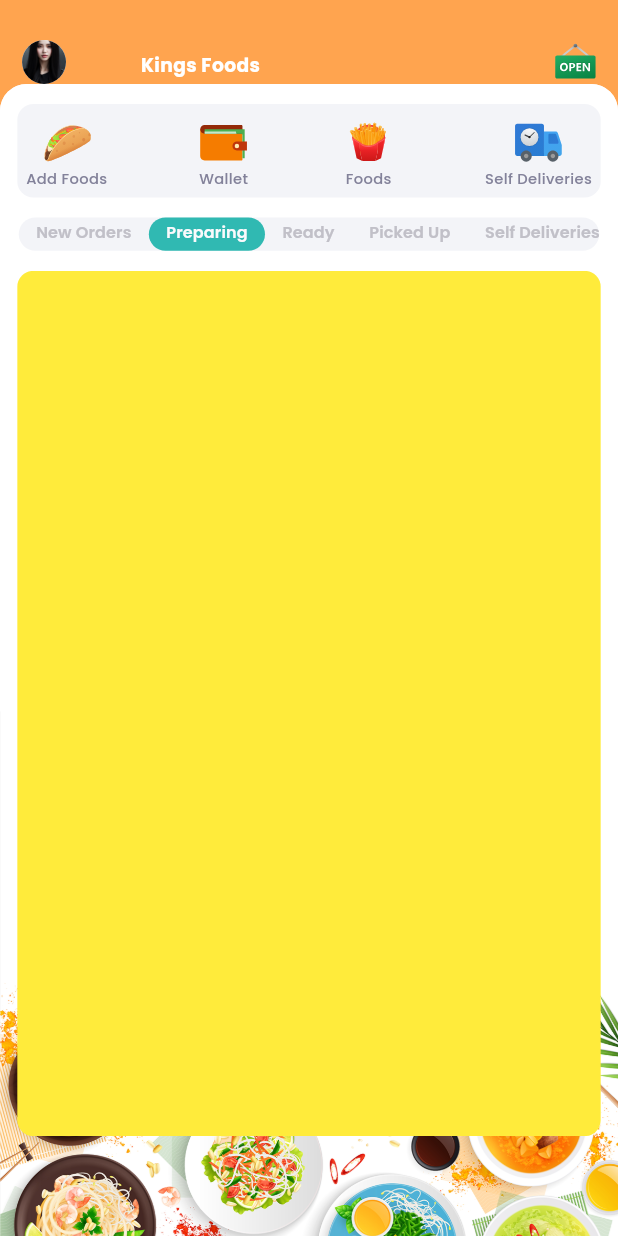
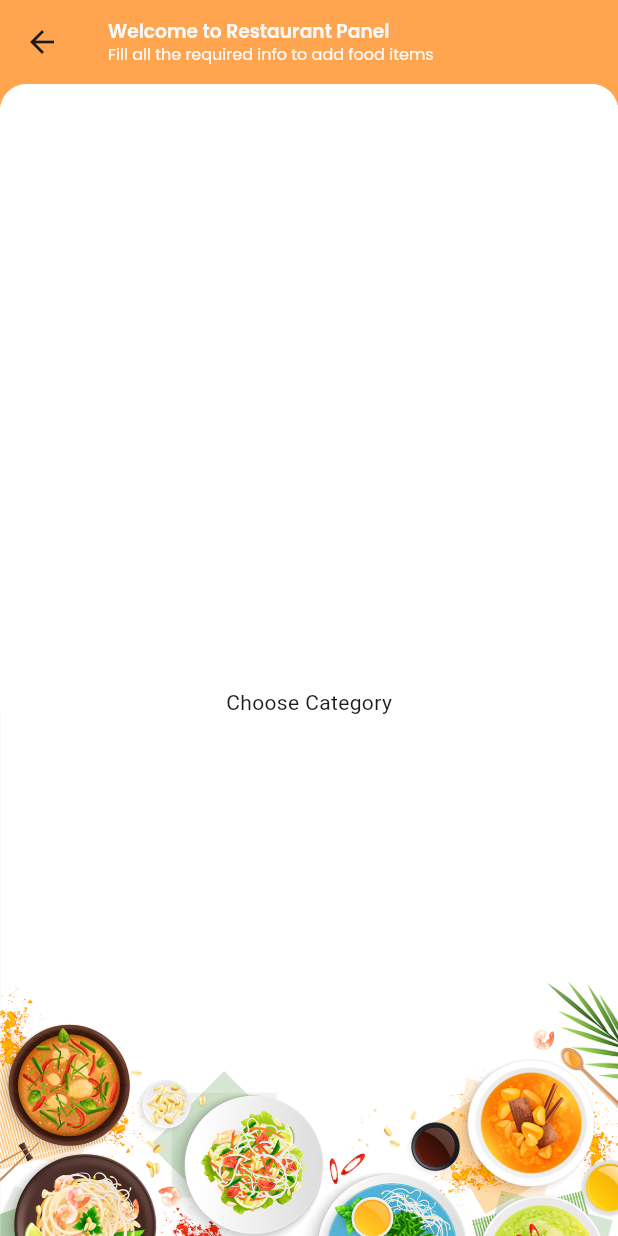
Before and after one commit to ainaelyani/restaurant, a Flutter app: the screen it shows after launch, tab 2 chosen, after a tap on "Add Foods", on a phone screen of 412 x 824 dp. Run offline on Flutter 3.47's test engine with Material 3 defaults, Android fonts, the phone set to English and light mode, and no system bars; our stand-ins replace firebase_core, flutter_hooks, flutter_screenutil, flutter_svg, get, get_storage and 1 more; accounts and stored records are empty; project files that could hold a hidden picture were left out.

Commit message:
until 2:22

```diff
--- /dev/null
+++ b/lib/views/add_foods/add_foods.dart
@@ -0,0 +1,54 @@
+import 'package:flutter/material.dart';
+import 'package:restaurant/common/app_style.dart';
+import 'package:restaurant/common/background_container.dart';
+import 'package:restaurant/common/reusable_text.dart';
+import 'package:restaurant/constants/constants.dart';
+import 'package:restaurant/views/add_foods/widgets/all_categories.dart';
+
+class AddFoods extends StatefulWidget {
+  const AddFoods({super.key});
+
+  @override
+  State<AddFoods> createState() => _AddFoodsState();
+}
+
+class _AddFoodsState extends State<AddFoods> {
+  final PageController _pageController = PageController();
+
+  @override
+  Widget build(BuildContext context) {
+    return Scaffold(
+      backgroundColor: kSecondary,
+      appBar: AppBar(
+        backgroundColor: kSecondary,
+        centerTitle: false,
+        title: Column(
+          mainAxisAlignment: MainAxisAlignment.start,
+          crossAxisAlignment: CrossAxisAlignment.start,
+          children: [
+            ReusableText(text: "Welcome to Restaurant Panel",
+            style: appStyle(14, kLightWhite, FontWeight.w600)),
+            ReusableText(text: "Fill all the required info to add food items",
+            style: appStyle(12, kLightWhite, FontWeight.normal)),
+          ],
+        ),
+      ),
+      body: BackgroundContainer(
+        child: ListView(
+          children: [
+            SizedBox(
+              width: width,
+              height: hieght,
+              child: PageView(
+                controller: _pageController,
+                pageSnapping: false,
+                children: [
+                  ChooseCategory(),
+                ],
+              ),
+            ),
+          ],
+        ),),
+    );
+  }
+}
--- /dev/null
+++ b/lib/views/add_foods/widgets/all_categories.dart
@@ -0,0 +1,15 @@
+import 'package:flutter/material.dart';
+import 'package:flutter_hooks/flutter_hooks.dart';
+
+class ChooseCategory extends HookWidget {
+  const ChooseCategory({super.key});
+
+  @override
+  Widget build(BuildContext context) {
+    return Container(
+      child: Center(
+        child: Text('Choose Category'),
+      ),
+    );
+  }
+}
--- a/lib/views/home/widget/home_tiles.dart
+++ b/lib/views/home/widget/home_tiles.dart
@@ -1,7 +1,7 @@
 import 'package:flutter/cupertino.dart';
 import 'package:flutter_screenutil/flutter_screenutil.dart';
 import 'package:get/get.dart';
-import 'package:get/get_core/src/get_main.dart';
+import 'package:restaurant/views/add_foods/add_foods.dart';
 import 'package:restaurant/views/food/food_list.dart';
 import '../../../common/home_tile.dart';
 import '../../../constants/constants.dart';
@@ -28,7 +28,11 @@ class HomeTiles extends StatelessWidget {
           crossAxisAlignment: CrossAxisAlignment.center,
           children: [
             HomeTile(
-                onTap: (){},
+                onTap: (){
+                  Get.to(() => const AddFoods(),
+                  transition: Transition.fadeIn,
+                  duration: const Duration(milliseconds: 900),);
+                },
                 text: "Add Foods", iconPath: "assets/icons/taco.svg"),
 
             HomeTile(
```
Also changed, not shown: lib/views/food/widgets/food_tile.dart (+31 -3 lines).
